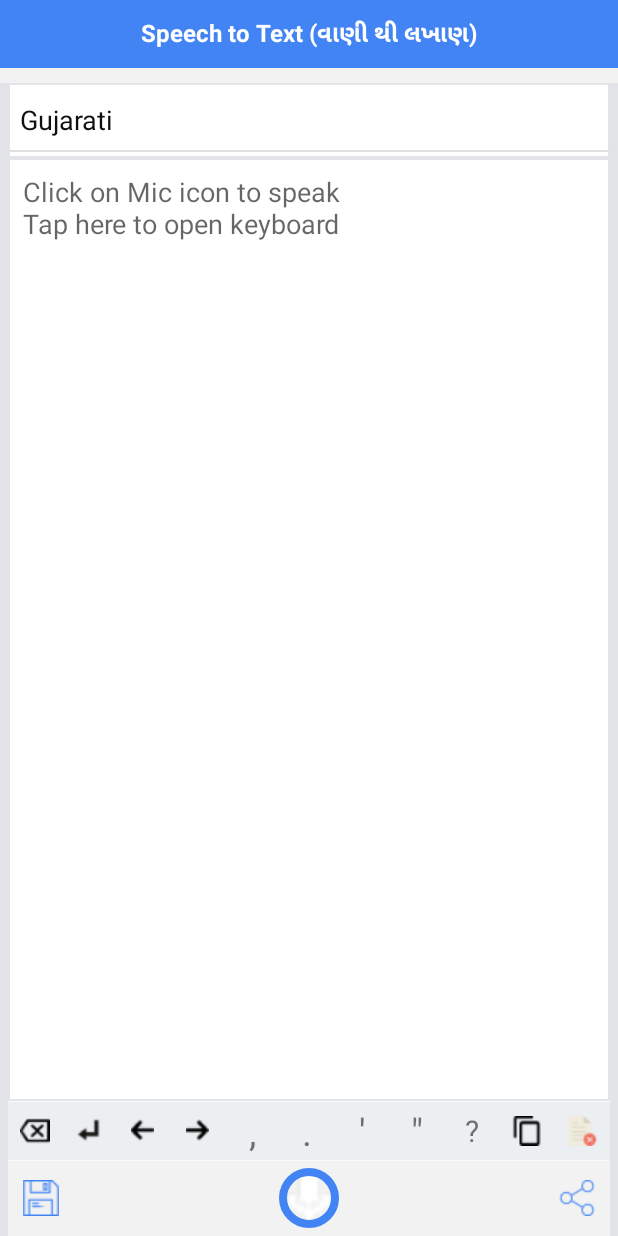
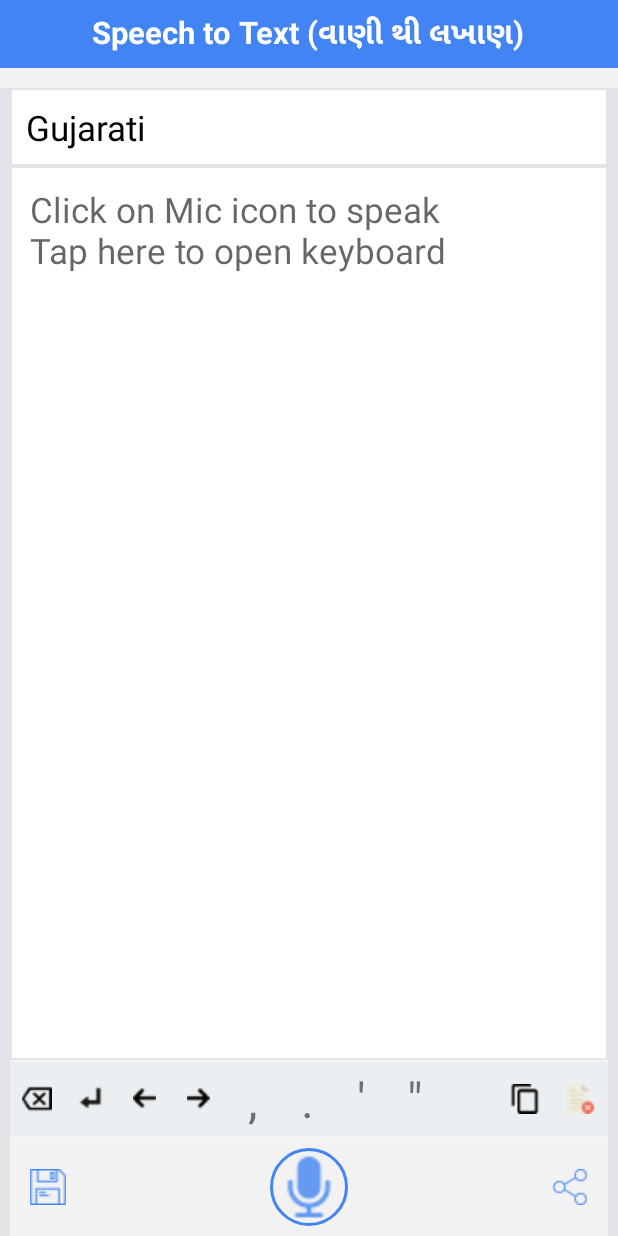
Before and after one commit to FazliMolaJan/SpeechToText, an Android app: the screen it shows after launch (MainActivity), on a phone screen of 412 x 824 dp. Run offline under Robolectric (Android 15) with nearby library versions, the phone set to English and light mode, and no system bars; our stand-ins replace CircleImageView, sdp/ssp sizes; libraries missing offline, so code that uses them is left out: pub.devrel.easypermissions; 2 statements that could not run were skipped.

Commit message:
Dimenstion file added....Sakib Syed

```diff
--- a/app/build.gradle
+++ b/app/build.gradle
@@ -5,7 +5,7 @@
     buildToolsVersion "29.0.2"
     defaultConfig {
         applicationId "com.fahmtechnologies.speechtotext"
-        minSdkVersion 15
+        minSdkVersion 16
         targetSdkVersion 29
         versionCode 1
         versionName "1.0"
@@ -34,5 +34,8 @@
 
     implementation 'pub.devrel:easypermissions:2.0.1' //Run time Permission
     implementation 'de.hdodenhof:circleimageview:3.0.0' //Rounded Image View
+
+    implementation 'com.intuit.sdp:sdp-android:1.0.6' //For Dimention
+
 }
 //apply plugin: 'com.google.gms.google-services'
--- a/app/src/main/res/layout/activity_main.xml
+++ b/app/src/main/res/layout/activity_main.xml
@@ -15,36 +15,36 @@
     <RelativeLayout
         android:layout_width="match_parent"
         android:layout_height="match_parent"
-        android:layout_marginTop="10dp"
+        android:layout_marginTop="@dimen/_10sdp"
         android:background="@color/login_edittext_border"
-        android:paddingLeft="5dp"
-        android:paddingRight="5dp">
+        android:paddingLeft="@dimen/_5sdp"
+        android:paddingRight="@dimen/_5sdp">
 
         <Spinner
             android:id="@+id/sprLang"
             android:layout_width="match_parent"
-            android:layout_height="50dp"
+            android:layout_height="@dimen/_40sdp"
             android:background="@drawable/call_login_background"
             android:text="Gujarati"
-            android:textSize="20dp" />
+            android:textSize="@dimen/_13sdp" />
 
         <EditText
             android:id="@+id/edtSpeakData"
             android:layout_width="match_parent"
             android:layout_height="match_parent"
+            android:layout_above="@+id/llShotCut"
             android:layout_below="@+id/sprLang"
-            android:layout_above="@+id/llShotCut"
             android:background="@drawable/call_login_background"
             android:gravity="top"
             android:hint="@string/hint_text"
             android:inputType="textMultiLine"
-            android:padding="10dp"
-            android:textSize="18dp" />
+            android:padding="@dimen/_10sdp"
+            android:textSize="@dimen/_18sdp" />
 
         <LinearLayout
             android:id="@+id/llShotCut"
             android:layout_width="match_parent"
-            android:layout_height="40dp"
+            android:layout_height="@dimen/_40sdp"
             android:layout_above="@+id/rlSave"
             android:orientation="horizontal"
             android:weightSum="11">
@@ -59,9 +59,8 @@
                 <ImageView
                     android:layout_width="wrap_content"
                     android:layout_height="wrap_content"
-                    android:src="@drawable/backspace"
                     android:layout_centerInParent="true"
-                    />
+                    android:src="@drawable/backspace" />
 
             </RelativeLayout>
 
@@ -76,9 +75,8 @@
                     android:id="@+id/ivEnter"
                     android:layout_width="wrap_content"
                     android:layout_height="wrap_content"
-                    android:src="@drawable/enter"
                     android:layout_centerInParent="true"
-                    />
+                    android:src="@drawable/enter" />
 
             </RelativeLayout>
 
@@ -93,9 +91,8 @@
                 <ImageView
                     android:layout_width="wrap_content"
                     android:layout_height="wrap_content"
-                    android:src="@drawable/back"
                     android:layout_centerInParent="true"
-                    />
+                    android:src="@drawable/back" />
 
             </RelativeLayout>
 
@@ -110,13 +107,10 @@
                 <ImageView
                     android:layout_width="wrap_content"
                     android:layout_height="wrap_content"
-                    android:src="@drawable/forword"
                     android:layout_centerInParent="true"
-                    />
+                    android:src="@drawable/forword" />
 
             </RelativeLayout>
-
-
 
 
             <TextView
@@ -127,7 +121,7 @@
                 android:background="@drawable/shortcut_background"
                 android:gravity="center"
                 android:text=","
-                android:textSize="25sp" />
+                android:textSize="@dimen/_25sdp" />
 
             <TextView
                 android:id="@+id/tvFullStop"
@@ -137,7 +131,7 @@
                 android:background="@drawable/shortcut_background"
                 android:gravity="center"
                 android:text="."
-                android:textSize="25sp" />
+                android:textSize="@dimen/_25sdp" />
 
             <TextView
                 android:id="@+id/tvSingleQuote"
@@ -147,7 +141,7 @@
                 android:background="@drawable/shortcut_background"
                 android:gravity="center"
                 android:text="@string/single_quote"
-                android:textSize="25sp" />
+                android:textSize="@dimen/_25sdp" />
 
             <TextView
                 android:id="@+id/tvDoubleQuote"
@@ -157,7 +151,7 @@
                 android:background="@drawable/shortcut_background"
                 android:gravity="center"
                 android:text="@string/double_quote"
-                android:textSize="25sp" />
+                android:textSize="@dimen/_25sdp" />
 
             <TextView
                 android:id="@+id/tvQuestMark"
@@ -167,7 +161,7 @@
                 android:background="@drawable/shortcut_background"
                 android:gravity="center"
                 android:text="@string/question_mark"
-                android:textSize="20sp" />
+                android:textSize="@dimen/_200sdp" />
 
             <RelativeLayout
                 android:id="@+id/rlCopyToClipBoard"
@@ -195,11 +189,10 @@
                 <ImageView
                     android:layout_width="wrap_content"
                     android:layout_height="wrap_content"
-                    android:src="@drawable/clear_all"
-                    android:layout_centerInParent="true" />
+                    android:layout_centerInParent="true"
+                    android:src="@drawable/clear_all" />
 
             </RelativeLayout>
-
 
 
         </LinearLayout>
@@ -207,11 +200,11 @@
         <RelativeLayout
             android:id="@+id/rlSave"
             android:layout_width="match_parent"
-            android:layout_height="50dp"
+            android:layout_height="@dimen/_50sdp"
             android:layout_alignParentBottom="true"
             android:background="@color/gray_background"
-            android:paddingLeft="10dp"
-            android:paddingRight="10dp">
+            android:paddingLeft="@dimen/_10sdp"
+            android:paddingRight="@dimen/_10sdp">
 
             <ImageView
                 android:id="@+id/image_save"
@@ -222,13 +215,13 @@
 
             <de.hdodenhof.circleimageview.CircleImageView
                 android:id="@+id/ivStartSpeak"
-                android:layout_width="40dp"
-                android:layout_height="45dp"
+                android:layout_width="@dimen/_40sdp"
+                android:layout_height="@dimen/_40sdp"
+                android:src="@drawable/mic_image"
                 android:layout_centerInParent="true"
-                android:src="@drawable/ic_mic_black_24dp"
+                app:civ_border_width="2dp"
                 app:civ_border_color="@color/colorPrimaryDark"
-                app:civ_border_width="5dp"
-                app:civ_circle_background_color="@color/colorPrimaryDark" />
+                />
 
             <ImageView
                 android:id="@+id/image_Share"
--- a/app/src/main/res/layout/activity_splesh_screen.xml
+++ b/app/src/main/res/layout/activity_splesh_screen.xml
@@ -18,10 +18,8 @@
 
         <ImageView
             android:id="@+id/text"
-            android:layout_width="200dp"
+            android:layout_width="wrap_content"
             android:layout_height="wrap_content"
-            android:layout_centerHorizontal="true"
-            android:layout_centerVertical="true"
             android:src="@drawable/speechtotext" />
 
         <TextView
@@ -32,7 +30,7 @@
             android:layout_centerInParent="true"
             android:text="Speech to Text \n(વાણી થી લખાણ)"
             android:textColor="#FFFFFF"
-            android:textSize="30dp"
+            android:textSize="@dimen/_20sdp"
             android:textStyle="bold" />
     </LinearLayout>
 </RelativeLayout>
--- a/app/src/main/res/layout/header_for_activity.xml
+++ b/app/src/main/res/layout/header_for_activity.xml
@@ -4,9 +4,8 @@
     android:layout_height="45dp"
     android:background="@color/colorPrimaryDark"
     android:orientation="vertical"
-    android:paddingLeft="5dp"
-    android:paddingRight="5dp"
-
+    android:paddingLeft="@dimen/_5sdp"
+    android:paddingRight="@dimen/_5sdp"
     android:weightSum="5">
 
     <TextView
@@ -16,7 +15,7 @@
         android:layout_centerHorizontal="true"
         android:layout_centerVertical="true"
         android:textColor="#FFFFFF"
-        android:textSize="16dp"
+        android:textSize="@dimen/_16sdp"
         android:textStyle="bold" />
 
 </RelativeLayout>
--- a/app/src/main/res/layout/spinner_layout.xml
+++ b/app/src/main/res/layout/spinner_layout.xml
@@ -7,15 +7,15 @@
 
     <TextView
         android:id="@+id/tvlang"
-        android:textSize="18dp"
+        android:textSize="@dimen/_18sdp"
         android:layout_width="wrap_content"
         android:layout_height="wrap_content"
-        android:padding="8dp"
-        android:textColor="#111010"/>
+        android:padding="@dimen/_8sdp"
+        android:textColor="@color/black_color"/>
     <View
         android:id="@+id/viewDivider"
         android:layout_width="match_parent"
-        android:layout_height="1dp"
+        android:layout_height="@dimen/_1sdp"
         android:background="#E2DFDF" />
 
 </LinearLayout>
--- a/app/src/main/res/values/colors.xml
+++ b/app/src/main/res/values/colors.xml
@@ -12,5 +12,6 @@
     <color name="white_color">#FFFFFF</color>
     <color name="shortcut_background">#ECEFF1</color>
     <color name="shortcut_background_border">#F9FAFA</color>
+    <color name="black_color">#000000</color>
 
 </resources>
```
Also changed, not shown: app/src/main/res/drawable-anydpi/ic_action_name.xml (added, +14 -0 lines), app/src/main/res/layout/login_dialog.xml (+6 -6 lines), app/src/main/res/drawable-hdpi/ic_action_name.png (added), app/src/main/res/drawable-hdpi/mic_image.png (added), app/src/main/res/drawable-mdpi/ic_action_name.png (added), app/src/main/res/drawable-mdpi/mic_image.png (added), app/src/main/res/drawable-xhdpi/ic_action_name.png (added), app/src/main/res/drawable-xhdpi/mic_image.png (added), app/src/main/res/drawable-xxhdpi/ic_action_name.png (added), app/src/main/res/drawable-xxhdpi/mic_image.png (added), app/src/main/res/drawable-xxxhdpi/mic_image.png (added).
